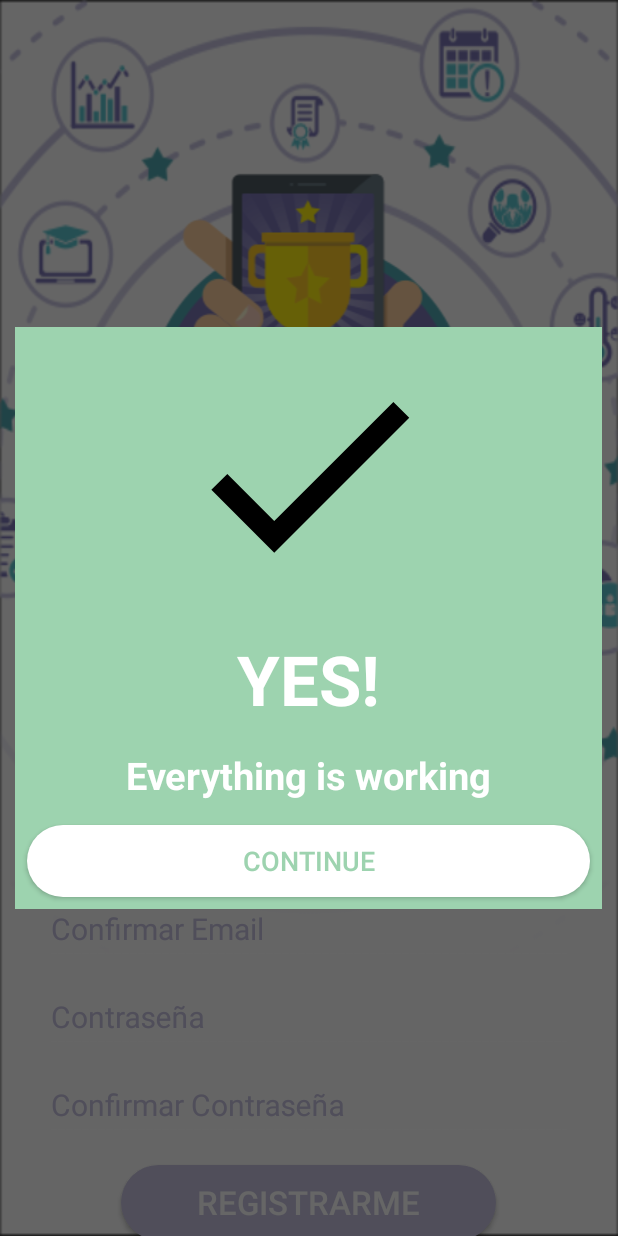
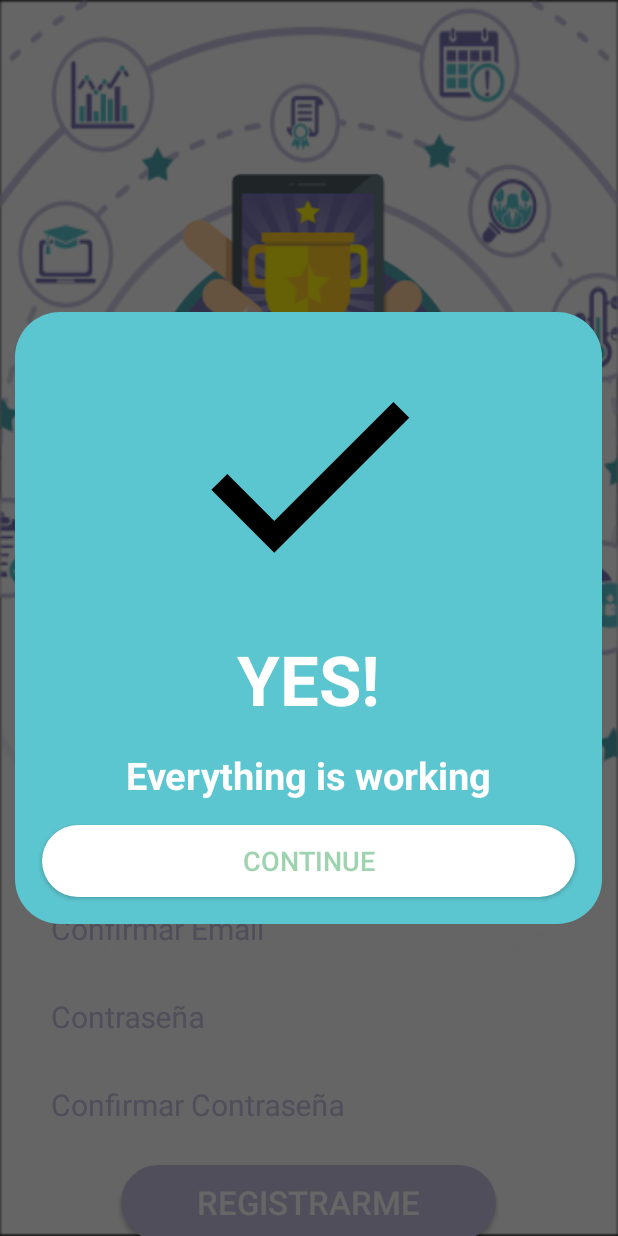
Before and after one commit to eric-dev-laravel/sepankasuiteplay, an Android app: the signup_activity screen opened directly, with no data from a screen before it, after a tap on "REGISTRARME", on a phone screen of 412 x 824 dp. Run offline under Robolectric (Android 15) with nearby library versions, the phone set to English and light mode, and no system bars.

Commit message:
Update Custom Dialog

```diff
--- /dev/null
+++ b/app/src/main/res/drawable/dialog_positive_round.xml
@@ -0,0 +1,11 @@
+<?xml version="1.0" encoding="utf-8"?>
+<shape xmlns:android="http://schemas.android.com/apk/res/android">
+    <solid android:color="@color/colorPrimaryDark"/>
+    <corners android:radius="30dp"/>
+    <padding
+        android:bottom="10dp"
+        android:left="10dp"
+        android:right="10dp"
+        android:top="10dp"/>
+
+</shape>
--- a/app/src/main/res/layout/dialog_postive_layout.xml
+++ b/app/src/main/res/layout/dialog_postive_layout.xml
@@ -4,7 +4,7 @@
     android:orientation="vertical"
     android:layout_width="match_parent"
     android:layout_height="match_parent"
-    android:background="@color/colorPrimary">
+    android:background="@drawable/dialog_positive_round">
 
     <ImageView
         android:id="@+id/imageView"
```
